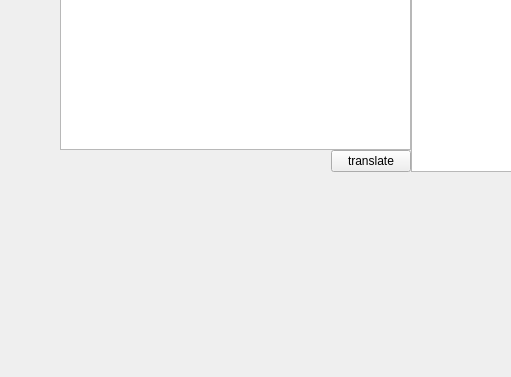
The window that src/Widgets/TextEditTranslateWidget.ui (KimYubin/SolTranslator) describes before a commit, drawn with Qt 5; both pictures show x 0 to 511 and y 329 to 706 of the 958 by 706 pixel window.
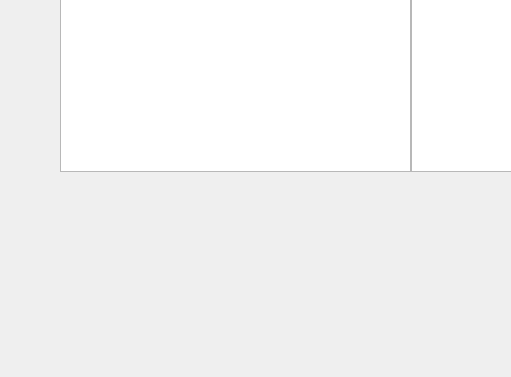
The same window after the commit.

Commit message:
[추가][개선] 출발 언어가 auto일때 교환버튼 비활성화. 교환버튼 기능 추가
1. 언어 맞바꾸기 버튼 개발
    - 버튼 누르면 출발 도착언어를 스왑할 수 있음

2. 출발언어가 auto면 작동안하게 만듦

3. 번역기능을 버튼에서 타이머로 변경
    - 일반적인 번역기처럼 입력하고 기다리면 자동으로 번역되게 만듦
    - 기존에는 버튼눌러서 번역했었음

4. 번역버튼 제거 및 레이아웃 정리
    - 번역버튼이 필요없어져서 제거했고, 그에 따라 관련 레이아웃을 정리하고 이름도 정리함.
    - 레이아웃 이름 중간에 언더바가 있어서 보기 싫었던걸 개선함.
    - edit 이름도 변경함. 출발언어를 source로 해놨으니, 출발텍스트도 src로 하는게 일관성이 있어보였음.

4. 그외 코드 순서 변경등 리펙토링.
    - 보기 좋게 코드 순서 변경
    - connect 슬롯을 람다에 config넣은것을, 그냥 config 자체를 슬롯에 넣을 수 있는 건 넣어서 깔끔하게 해봤음

The edit to the form file:
```diff
--- a/src/Widgets/TextEditTranslateWidget.ui
+++ b/src/Widgets/TextEditTranslateWidget.ui
@@ -45,7 +45,7 @@
      <number>0</number>
     </property>
     <item row="0" column="0">
-     <layout class="QHBoxLayout" name="hLayout_1_LangSelect">
+     <layout class="QHBoxLayout" name="LangSelectLayout">
       <item alignment="Qt::AlignmentFlag::AlignHCenter|Qt::AlignmentFlag::AlignVCenter">
        <widget class="QPushButton" name="languageSwapButton">
         <property name="maximumSize">
@@ -62,7 +62,7 @@
      </layout>
     </item>
     <item row="1" column="0">
-     <layout class="QHBoxLayout" name="hLayout_2_TextInputs">
+     <layout class="QHBoxLayout" name="TextEditLayout">
       <property name="spacing">
        <number>0</number>
       </property>
@@ -73,30 +73,8 @@
        <number>0</number>
       </property>
       <item>
-       <layout class="QVBoxLayout" name="verticalLayout">
-        <property name="spacing">
-         <number>0</number>
-        </property>
-        <item>
-         <widget class="QPlainTextEdit" name="originTextEdit"/>
-        </item>
-        <item alignment="Qt::AlignmentFlag::AlignRight">
-         <widget class="QPushButton" name="translateButton">
-          <property name="sizePolicy">
-           <sizepolicy hsizetype="Fixed" vsizetype="Fixed">
-            <horstretch>0</horstretch>
-            <verstretch>0</verstretch>
-           </sizepolicy>
-          </property>
-          <property name="text">
-           <string>translate</string>
-          </property>
-         </widget>
-        </item>
-       </layout>
-      </item>
-      <item>
-       <layout class="QVBoxLayout" name="verticalLayout_2">
+       <widget class="QPlainTextEdit" name="srcTextEdit"/>
+      </item>
         <item>
          <widget class="QTextBrowser" name="trTextEdit">
           <property name="readOnly">
@@ -106,10 +84,8 @@
         </item>
        </layout>
       </item>
-     </layout>
-    </item>
     <item row="2" column="0">
-     <layout class="QHBoxLayout" name="hLayout_3_Bottom"/>
+     <layout class="QHBoxLayout" name="BottomLayout"/>
     </item>
    </layout>
   </widget>
```
Left out of the diff: 4 changed lines with no effect on the pictures. Lines whose indentation alone changed are shown as unchanged. The commit also changes 4 other files.
